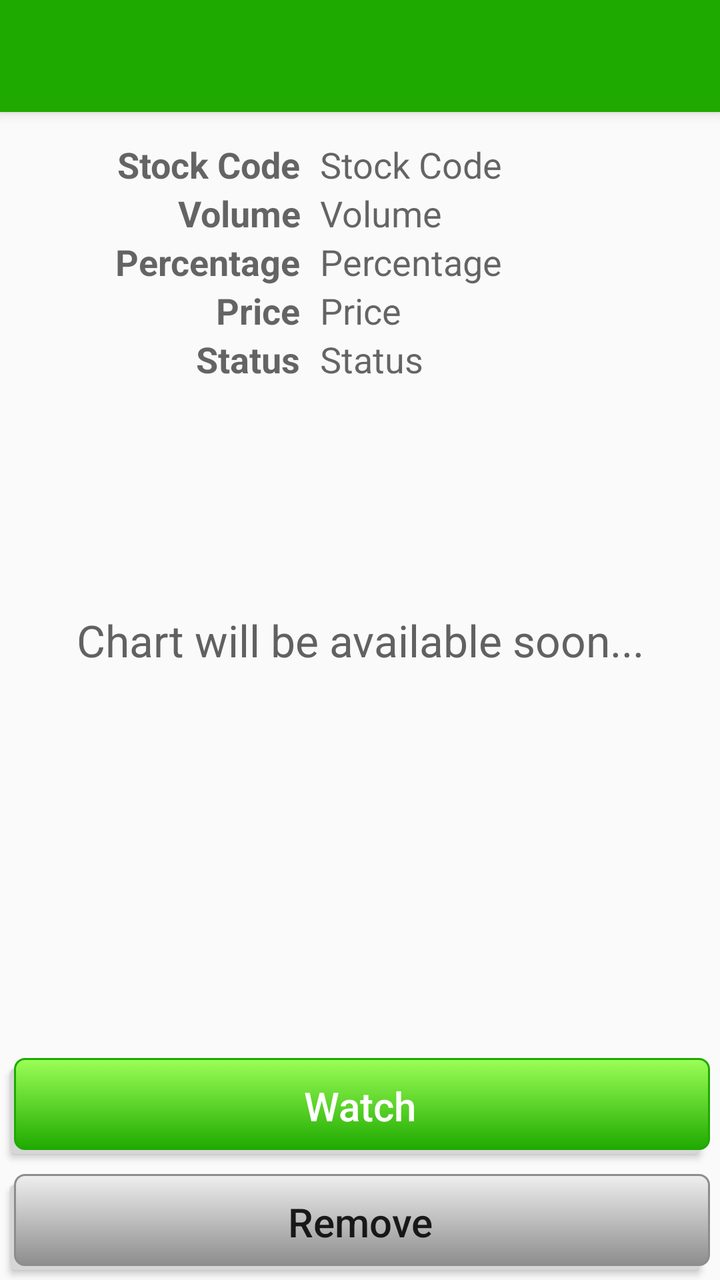
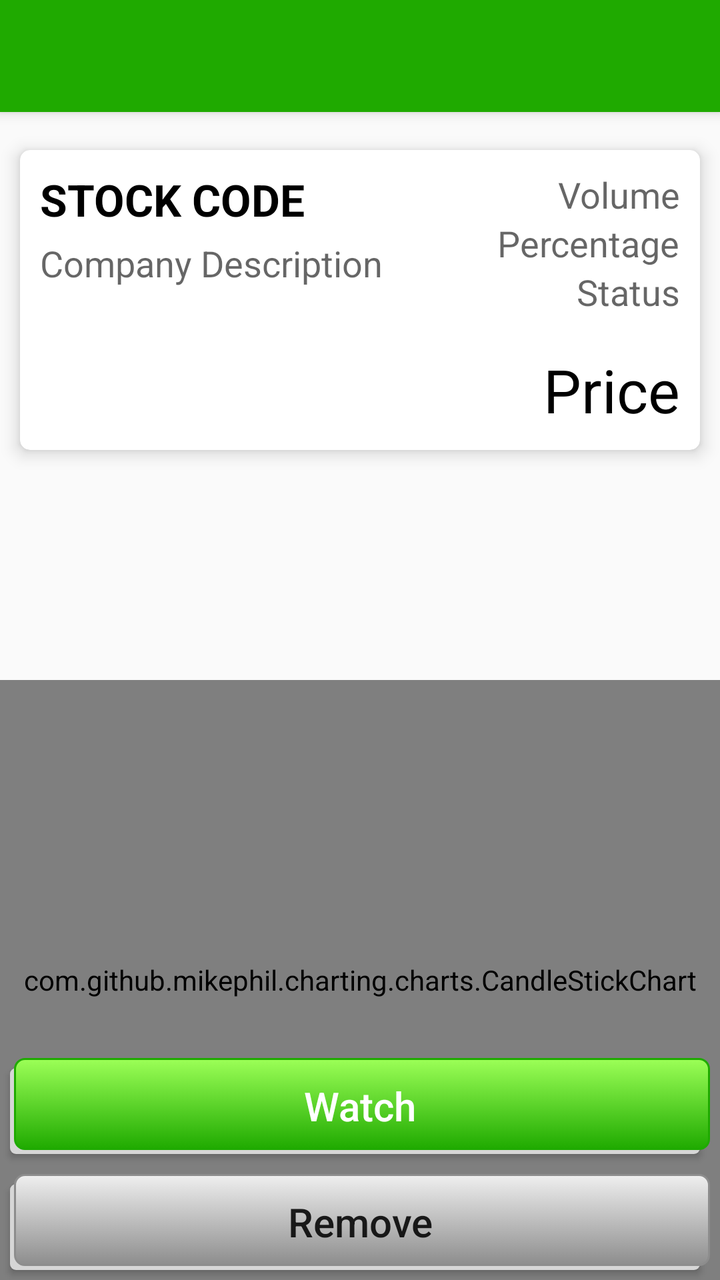

Compare the two renders of this Android layout. The source of the first and the diff that turns it into the second are given below.
<!-- AndroidManifest.xml: activity theme AppTheme.NoActionBar -->
<!-- res/layout/activity_stockitem_detail.xml -->
<?xml version="1.0" encoding="utf-8"?>
<android.support.design.widget.CoordinatorLayout xmlns:android="http://schemas.android.com/apk/res/android"
    xmlns:app="http://schemas.android.com/apk/res-auto"
    xmlns:tools="http://schemas.android.com/tools"
    android:layout_width="match_parent"
    android:layout_height="match_parent"
    android:fitsSystemWindows="true"
    tools:context=".StockItemDetailActivity">

    <android.support.design.widget.AppBarLayout
        android:layout_width="match_parent"
        android:layout_height="wrap_content"
        android:theme="@style/AppTheme.AppBarOverlay">
        <android.support.v7.widget.Toolbar
            android:id="@+id/toolbar"
            android:layout_width="match_parent"
            android:layout_height="?attr/actionBarSize"
            android:background="?attr/colorPrimary"
            app:popupTheme="@style/AppTheme.PopupOverlay" />
    </android.support.design.widget.AppBarLayout>

    <include layout="@layout/content_detail_stocks"

        />

    <TextView
        style="@style/Base.TextAppearance.AppCompat.Large"
        android:layout_width="match_parent"
        android:layout_height="wrap_content"
        android:text="Chart will be available soon..."
        android:textAllCaps="false"
        android:layout_gravity="center"
        android:textAlignment="center"
        android:textColor="#616161"
        />

    <android.support.design.widget.FloatingActionButton
        android:id="@+id/fab"
        android:layout_width="wrap_content"
        android:layout_height="wrap_content"
        android:layout_gravity="bottom|end"
        android:layout_margin="@dimen/fab_margin"
        app:srcCompat="@android:drawable/stat_notify_chat"
        android:visibility="gone"
        />
    <LinearLayout
        android:layout_width="match_parent"
        android:layout_height="wrap_content"
        android:orientation="vertical"
        android:layout_gravity="bottom"
        >
        <Button
            android:id="@+id/btn_watch_invest"
            android:layout_width="match_parent"
            android:layout_height="wrap_content"
            android:background="@color/design_default_color_primary"
            android:elevation="0dp"
            android:layout_margin="5dp"
            android:text="Invest"
            android:textColor="#ffff"
            android:visibility="gone"
            android:textSize="20sp" />
        <Button
            android:id="@+id/btn_watch_stock"
            android:layout_width="match_parent"
            android:layout_height="wrap_content"
            android:background="@drawable/button_bg"
            android:elevation="0dp"
            android:layout_margin="5dp"
            android:text="Watch"
            android:textColor="#ffff"
            android:textAllCaps="false"
            android:textSize="20sp" />
        <Button
            android:id="@+id/btn_watch_remove"
            android:layout_width="match_parent"
            android:layout_height="wrap_content"
            android:elevation="0dp"
            android:background="@drawable/button_bg_secondary"
            android:layout_margin="5dp"
            android:text="Remove"
            android:textAllCaps="false"
            android:textSize="20sp" />
    </LinearLayout>
</android.support.design.widget.CoordinatorLayout>
<!-- res/layout/content_detail_stocks.xml (included above) -->
<?xml version="1.0" encoding="utf-8"?>
<android.support.constraint.ConstraintLayout
    xmlns:android="http://schemas.android.com/apk/res/android"
    xmlns:app="http://schemas.android.com/apk/res-auto"
    android:layout_width="match_parent"
    android:layout_height="wrap_content"
    android:layout_marginTop="70dp">
    <LinearLayout
        android:layout_width="150dp"
        android:layout_height="match_parent"
        android:orientation="vertical"
        android:id="@+id/linear_1"
        >

        <TextView
            android:layout_width="match_parent"
            android:layout_height="wrap_content"
            android:text="Stock Code"
            android:textAlignment="textEnd"
            android:textStyle="bold"
            style="@style/Base.TextAppearance.AppCompat.Medium"
            />
        <TextView
            android:layout_width="match_parent"
            android:layout_height="wrap_content"
            android:text="Volume"
            android:textAlignment="textEnd"
            android:textStyle="bold"
            style="@style/Base.TextAppearance.AppCompat.Medium"
            />
        <TextView
            android:layout_width="match_parent"
            android:layout_height="wrap_content"
            android:text="Percentage"
            android:textAlignment="textEnd"
            android:textStyle="bold"
            style="@style/Base.TextAppearance.AppCompat.Medium"
            />
        <TextView
            android:layout_width="match_parent"
            android:layout_height="wrap_content"
            android:text="Price"
            android:textAlignment="textEnd"
            android:textStyle="bold"
            style="@style/Base.TextAppearance.AppCompat.Medium"
            />
        <TextView
            android:layout_width="match_parent"
            android:layout_height="wrap_content"
            android:text="Status"
            android:textAlignment="textEnd"
            android:textStyle="bold"
            style="@style/Base.TextAppearance.AppCompat.Medium"
            />
    </LinearLayout>
    <LinearLayout
        android:layout_width="match_parent"
        android:layout_height="fill_parent"
        android:orientation="vertical"
        android:layout_toRightOf="@+id/linear_1"
        android:layout_marginLeft="160dp"
        >
        <TextView
            android:id="@+id/txt_stock_symbol"
            android:layout_width="wrap_content"
            android:layout_height="wrap_content"
            android:text="Stock Code"
            style="@style/Base.TextAppearance.AppCompat.Medium"
            />
        <TextView
            android:id="@+id/txt_stock_volume"
            android:layout_width="wrap_content"
            android:layout_height="wrap_content"
            android:text="Volume"
            style="@style/Base.TextAppearance.AppCompat.Medium"
            />
        <TextView
            android:id="@+id/txt_stock_percent"
            android:layout_width="wrap_content"
            android:layout_height="wrap_content"
            android:text="Percentage"
            style="@style/Base.TextAppearance.AppCompat.Medium"
            />
        <TextView
            android:id="@+id/txt_stock_price"
            android:layout_width="wrap_content"
            android:layout_height="wrap_content"
            android:text="Price"
            style="@style/Base.TextAppearance.AppCompat.Medium"
            />
        <TextView
            android:id="@+id/txt_stock_status"
            android:layout_width="wrap_content"
            android:layout_height="wrap_content"
            android:text="Status"
            style="@style/Base.TextAppearance.AppCompat.Medium"
            />
    </LinearLayout>


</android.support.constraint.ConstraintLayout>
<!-- resources referenced by this layout -->
<resources>
  <dimen name="fab_margin">16dp</dimen>
  <!-- drawable button_bg (drawable) -->
  <selector xmlns:android="http://schemas.android.com/apk/res/android">
      <item>
          <layer-list>
              <item android:right="5dp" android:top="5dp">
                  <shape>
                      <corners android:radius="3dp" />
                      <solid android:color="#D6D6D6" />
                  </shape>
              </item>
              <item android:bottom="2dp" android:left="2dp">
                  <shape>
                      <gradient android:angle="270"
                          android:endColor="#1faa00" android:startColor="#9cff57" />
                      <stroke android:width="1dp" android:color="#1faa00" />
                      <corners android:radius="5dp" />
                      <padding android:bottom="10dp" android:left="10dp"
                          android:right="10dp" android:top="10dp" />
                  </shape>
              </item>
          </layer-list>
      </item>
  </selector>
  <!-- drawable button_bg_secondary (drawable) -->
  <selector xmlns:android="http://schemas.android.com/apk/res/android">
      <item>
          <layer-list>
              <item android:right="5dp" android:top="5dp">
                  <shape>
                      <corners android:radius="3dp" />
                      <solid android:color="#D6D6D6" />
                  </shape>
              </item>
              <item android:bottom="2dp" android:left="2dp">
                  <shape>
                      <gradient android:angle="270"
                          android:endColor="#8d8d8d" android:startColor="#efefef" />
                      <stroke android:width="1dp" android:color="#8d8d8d" />
                      <corners android:radius="5dp" />
                      <padding android:bottom="10dp" android:left="10dp"
                          android:right="10dp" android:top="10dp" />
                  </shape>
              </item>
          </layer-list>
      </item>
  </selector>
  <style name="AppTheme.AppBarOverlay" parent="ThemeOverlay.AppCompat.Dark.ActionBar" />
  <style name="AppTheme.PopupOverlay" parent="ThemeOverlay.AppCompat.Light" />
  <style name="AppTheme.NoActionBar">
          <item name="windowActionBar">false</item>
          <item name="windowNoTitle">true</item>
      </style>
</resources>

<!-- the commit's change to res/layout/activity_stockitem_detail.xml (unified diff, before → after) -->
@@ -6,7 +6,6 @@
     android:layout_height="match_parent"
     android:fitsSystemWindows="true"
     tools:context=".StockItemDetailActivity">
-
     <android.support.design.widget.AppBarLayout
         android:layout_width="match_parent"
         android:layout_height="wrap_content"
@@ -19,19 +18,29 @@
             app:popupTheme="@style/AppTheme.PopupOverlay" />
     </android.support.design.widget.AppBarLayout>
 
-    <include layout="@layout/content_detail_stocks"
-
-        />
-
-    <TextView
-        style="@style/Base.TextAppearance.AppCompat.Large"
+    <include
+        layout="@layout/content_detail_stocks"
+        android:layout_marginTop="65dp"
         android:layout_width="match_parent"
         android:layout_height="wrap_content"
-        android:text="Chart will be available soon..."
-        android:textAllCaps="false"
-        android:layout_gravity="center"
-        android:textAlignment="center"
-        android:textColor="#616161"
+     />
+
+    
+        
+        
+        
+        
+        
+        
+        
+        
+        
+
+    <com.github.mikephil.charting.charts.CandleStickChart
+        android:id="@+id/candle_stick_chart"
+        android:layout_width="match_parent"
+        android:layout_height="300dp"
+        android:layout_gravity="bottom"
         />
 
     <android.support.design.widget.FloatingActionButton
@@ -85,103 +94,94 @@
 </android.support.design.widget.CoordinatorLayout>
 <!-- res/layout/content_detail_stocks.xml (included above) -->
 <?xml version="1.0" encoding="utf-8"?>
-<android.support.constraint.ConstraintLayout
-    xmlns:android="http://schemas.android.com/apk/res/android"
+<RelativeLayout xmlns:android="http://schemas.android.com/apk/res/android"
     xmlns:app="http://schemas.android.com/apk/res-auto"
     android:layout_width="match_parent"
     android:layout_height="wrap_content"
-    android:layout_marginTop="70dp">
-    <LinearLayout
-        android:layout_width="150dp"
-        android:layout_height="match_parent"
-        android:orientation="vertical"
-        android:id="@+id/linear_1"
+    xmlns:card_view="http://schemas.android.com/tools">
+    <android.support.v7.widget.CardView
+        android:layout_width="match_parent"
+        android:layout_height="wrap_content"
+        android:padding="10dp"
+        android:layout_margin="10dp"
+        app:cardCornerRadius="5dp"
+        app:cardElevation="5dp"
         >
+        <RelativeLayout
+            android:layout_width="wrap_content"
+            android:layout_height="150dp">
+            <TextView
+                android:id="@+id/txt_stock_symbol"
+                android:layout_width="wrap_content"
+                android:layout_height="wrap_content"
+                android:textAllCaps="true"
+                style="@style/Base.TextAppearance.AppCompat.Large"
+                android:textColor="#000"
+                android:layout_alignParentLeft="true"
+                android:text="Stock Code"
+                android:textStyle="bold"
+                android:layout_marginLeft="10dp"
+                android:layout_marginTop="10dp"
+                />
+            <TextView
+                android:id="@+id/txt_company_description"
+                android:layout_width="wrap_content"
+                android:layout_height="wrap_content"
+                android:text="Company Description"
+                android:layout_below="@+id/txt_stock_symbol"
+                android:layout_marginTop="5dp"
+                style="@style/Base.TextAppearance.AppCompat.Medium"
+                android:layout_marginLeft="10dp"
+                />
+            <LinearLayout
+                android:layout_width="wrap_content"
+                android:layout_height="fill_parent"
+                android:orientation="vertical"
+                android:layout_alignParentRight="true"
+                android:layout_marginTop="10dp"
+                >
+                <TextView
+                    android:id="@+id/txt_stock_volume"
+                    android:layout_width="wrap_content"
+                    android:layout_height="wrap_content"
+                    android:text="Volume"
+                    style="@style/Base.TextAppearance.AppCompat.Medium"
+                    android:layout_gravity="right"
+                    android:layout_marginRight="10dp"
+                    />
+                <TextView
+                    android:id="@+id/txt_stock_percent"
+                    android:layout_width="wrap_content"
+                    android:layout_height="wrap_content"
+                    android:layout_marginRight="10dp"
+                    android:text="Percentage"
+                    style="@style/Base.TextAppearance.AppCompat.Medium"
+                    android:layout_gravity="right"
+                    />
 
-        <TextView
-            android:layout_width="match_parent"
-            android:layout_height="wrap_content"
-            android:text="Stock Code"
-            android:textAlignment="textEnd"
-            android:textStyle="bold"
-            style="@style/Base.TextAppearance.AppCompat.Medium"
-            />
-        <TextView
-            android:layout_width="match_parent"
-            android:layout_height="wrap_content"
-            android:text="Volume"
-            android:textAlignment="textEnd"
-            android:textStyle="bold"
-            style="@style/Base.TextAppearance.AppCompat.Medium"
-            />
-        <TextView
-            android:layout_width="match_parent"
-            android:layout_height="wrap_content"
-            android:text="Percentage"
-            android:textAlignment="textEnd"
-            android:textStyle="bold"
-            style="@style/Base.TextAppearance.AppCompat.Medium"
-            />
-        <TextView
-            android:layout_width="match_parent"
-            android:layout_height="wrap_content"
-            android:text="Price"
-            android:textAlignment="textEnd"
-            android:textStyle="bold"
-            style="@style/Base.TextAppearance.AppCompat.Medium"
-            />
-        <TextView
-            android:layout_width="match_parent"
-            android:layout_height="wrap_content"
-            android:text="Status"
-            android:textAlignment="textEnd"
-            android:textStyle="bold"
-            style="@style/Base.TextAppearance.AppCompat.Medium"
-            />
-    </LinearLayout>
-    <LinearLayout
-        android:layout_width="match_parent"
-        android:layout_height="fill_parent"
-        android:orientation="vertical"
-        android:layout_toRightOf="@+id/linear_1"
-        android:layout_marginLeft="160dp"
-        >
-        <TextView
-            android:id="@+id/txt_stock_symbol"
-            android:layout_width="wrap_content"
-            android:layout_height="wrap_content"
-            android:text="Stock Code"
-            style="@style/Base.TextAppearance.AppCompat.Medium"
-            />
-        <TextView
-            android:id="@+id/txt_stock_volume"
-            android:layout_width="wrap_content"
-            android:layout_height="wrap_content"
-            android:text="Volume"
-            style="@style/Base.TextAppearance.AppCompat.Medium"
-            />
-        <TextView
-            android:id="@+id/txt_stock_percent"
-            android:layout_width="wrap_content"
-            android:layout_height="wrap_content"
-            android:text="Percentage"
-            style="@style/Base.TextAppearance.AppCompat.Medium"
-            />
-        <TextView
-            android:id="@+id/txt_stock_price"
-            android:layout_width="wrap_content"
-            android:layout_height="wrap_content"
-            android:text="Price"
-            style="@style/Base.TextAppearance.AppCompat.Medium"
-            />
-        <TextView
-            android:id="@+id/txt_stock_status"
-            android:layout_width="wrap_content"
-            android:layout_height="wrap_content"
-            android:text="Status"
-            style="@style/Base.TextAppearance.AppCompat.Medium"
-            />
-    </LinearLayout>
+                <TextView
+                    android:id="@+id/txt_stock_status"
+                    android:layout_width="wrap_content"
+                    android:layout_height="wrap_content"
+                    android:layout_marginRight="10dp"
+                    android:text="Status"
+                    style="@style/Base.TextAppearance.AppCompat.Medium"
+                    android:layout_gravity="right"
+                    />
+            </LinearLayout>
+            <TextView
+                android:id="@+id/txt_stock_price"
+                android:layout_width="wrap_content"
+                android:layout_height="wrap_content"
+                android:textColor="#000"
+                android:text="Price"
+                android:layout_alignParentBottom="true"
+                android:layout_alignParentRight="true"
+                android:textSize="30sp"
+                android:layout_margin="10dp"
+                android:layout_gravity="right"
+                />
+        </RelativeLayout>
+    </android.support.v7.widget.CardView>
 
-
-</android.support.constraint.ConstraintLayout>
+</RelativeLayout>
